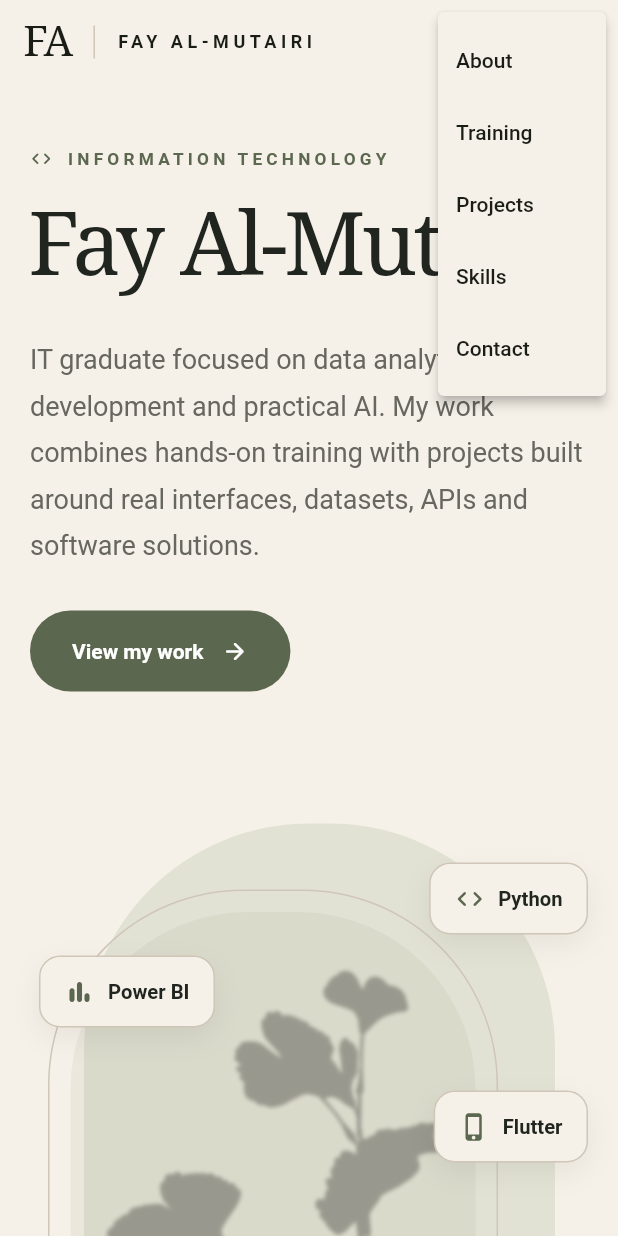
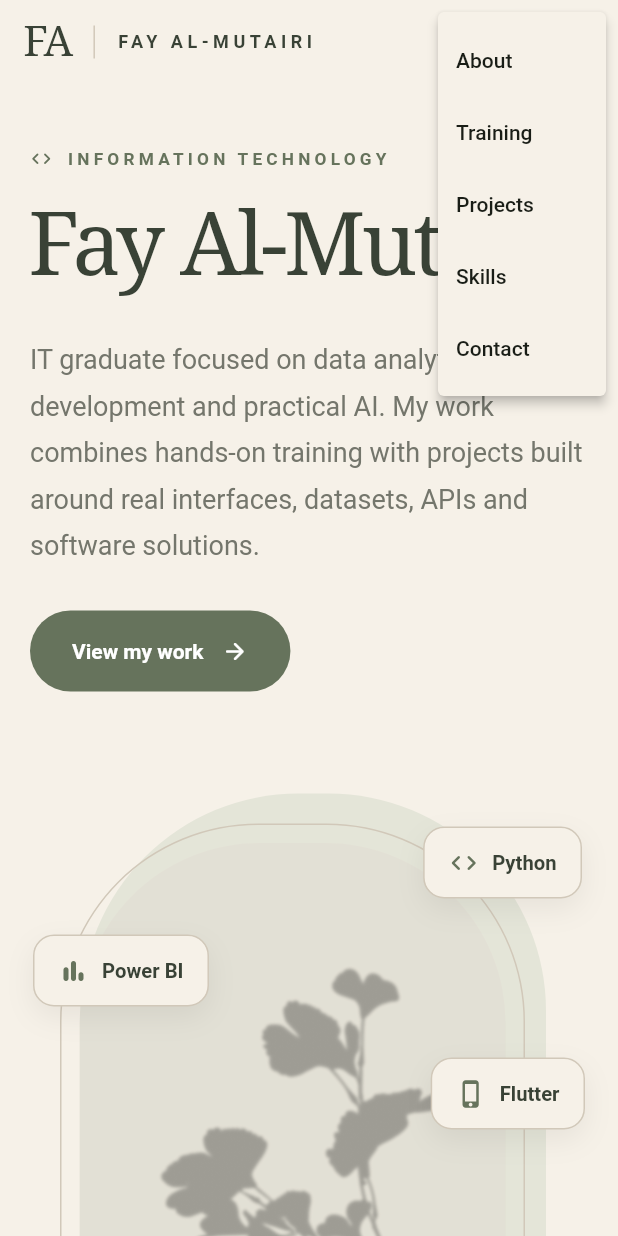
Before and after one commit to FayAL-mtuairi/profile, a Flutter app: the screen it shows after launch, after a tap on the "menu" icon, on a phone screen of 412 x 824 dp. Run offline on Flutter 3.47's test engine with Material 2 defaults, Android fonts, the phone set to English and light mode, and no system bars.

Commit message:
Refine hero composition and editorial scroll details

```diff
--- a/lib/main.dart
+++ b/lib/main.dart
@@ -3,10 +3,10 @@ import 'package:flutter/material.dart';
 void main()=>runApp(const FayPortfolio());
 
 const _cream=Color(0xFFF6F1E8);
-const _ink=Color(0xFF20251F);
-const _olive=Color(0xFF5B674F);
-const _line=Color(0xFFCFC6B8);
-const _muted=Color(0xFF67665F);
+const _ink=Color(0xFF394236);
+const _olive=Color(0xFF66735C);
+const _line=Color(0xFFD1C8B9);
+const _muted=Color(0xFF74766C);
 
 class FayPortfolio extends StatelessWidget{
   const FayPortfolio({super.key});
@@ -82,11 +82,11 @@ class _PortfolioPageState extends State<PortfolioPage>{
             surfaceTintColor:Colors.transparent,
             elevation:0,
             title:const Row(children:[
-              Text('FA',style:TextStyle(fontFamily:'serif',fontSize:28,fontWeight:FontWeight.w500,letterSpacing:-1)),
+              Text('FA',style:TextStyle(fontFamily:'serif',fontSize:28,fontWeight:FontWeight.w500,letterSpacing:-1,color:_ink)),
               SizedBox(width:14),
               SizedBox(height:22,child:VerticalDivider(width:1,thickness:1,color:_line)),
               SizedBox(width:14),
-              Text('FAY AL-MUTAIRI',style:TextStyle(fontWeight:FontWeight.w600,fontSize:12,letterSpacing:3.0)),
+              Text('FAY AL-MUTAIRI',style:TextStyle(fontWeight:FontWeight.w600,fontSize:12,letterSpacing:3.0,color:_ink)),
             ]),
             actions:mobile
                 ? [
@@ -257,23 +257,89 @@ class _HeroState extends State<_Hero>{
   @override Widget build(BuildContext context)=>LayoutBuilder(builder:(context,constraints){
     final mobile=constraints.maxWidth<780;
     final copy=_HeroCopy(onWork:widget.onWork,mobile:mobile);
-    final visual=Transform.translate(offset:Offset(0,-scrollY*.05),child:_HeroVisual(mobile:mobile));
+    final visual=Transform.translate(offset:Offset(0,-scrollY*.045),child:_HeroVisual(mobile:mobile));
+    final core=mobile
+        ? Column(crossAxisAlignment:CrossAxisAlignment.start,children:[copy,const SizedBox(height:34),visual,const SizedBox(height:18),const Align(alignment:Alignment.center,child:_ScrollHint(compact:true))])
+        : Row(crossAxisAlignment:CrossAxisAlignment.center,children:[
+            Expanded(flex:6,child:copy),
+            const SizedBox(width:34),
+            Expanded(flex:5,child:visual),
+          ]);
     return SizedBox(
       width:double.infinity,
-      child:Stack(children:[
-        if(!mobile)...[
-          Positioned(left:0,top:58,bottom:34,child:Container(width:1,color:_line)),
-          Positioned(left:-42,bottom:4,child:Opacity(opacity:.22,child:Icon(Icons.eco_outlined,size:165,color:_olive))),
+      child:Stack(
+        clipBehavior:Clip.none,
+        children:[
+          if(!mobile)...[
+            const Positioned(left:0,top:36,bottom:42,child:_HeroRail()),
+            Positioned(right:0,bottom:4,child:Transform.translate(offset:Offset(0,-scrollY*.025),child:const _ScrollHint())),
+          ],
+          Padding(
+            padding:EdgeInsets.only(left:mobile?0:58,right:mobile?0:54),
+            child:core,
+          ),
         ],
-        Padding(
-          padding:EdgeInsets.only(left:mobile?0:54),
-          child:mobile
-              ? Column(crossAxisAlignment:CrossAxisAlignment.start,children:[copy,const SizedBox(height:36),visual])
-              : Row(crossAxisAlignment:CrossAxisAlignment.center,children:[Expanded(flex:6,child:copy),const SizedBox(width:42),Expanded(flex:5,child:visual)]),
-        ),
-      ]),
+      ),
     );
   });
+}
+
+class _HeroRail extends StatelessWidget{
+  const _HeroRail();
+  @override
+  Widget build(BuildContext context)=>SizedBox(
+    width:44,
+    child:Column(
+      children:[
+        Expanded(
+          child:Stack(
+            alignment:Alignment.bottomCenter,
+            children:[
+              const Positioned.fill(left:21,right:21,child:ColoredBox(color:_line)),
+              Positioned(
+                bottom:22,
+                left:-24,
+                child:Opacity(
+                  opacity:.12,
+                  child:Transform.rotate(angle:-.16,child:const Icon(Icons.local_florist_outlined,size:124,color:_olive)),
+                ),
+              ),
+            ],
+          ),
+        ),
+        const SizedBox(height:16),
+        const Text('01',style:TextStyle(fontSize:11,color:_olive,fontWeight:FontWeight.w600)),
+        const SizedBox(height:7),
+        Container(width:16,height:1,color:_line),
+        const SizedBox(height:7),
+        const Text('04',style:TextStyle(fontSize:11,color:_muted,fontWeight:FontWeight.w600)),
+      ],
+    ),
+  );
+}
+
+class _ScrollHint extends StatelessWidget{
+  final bool compact;
+  const _ScrollHint({this.compact=false});
+  @override
+  Widget build(BuildContext context)=>Column(
+    mainAxisSize:MainAxisSize.min,
+    children:[
+      Container(
+        width:compact?19:22,
+        height:compact?34:40,
+        decoration:BoxDecoration(border:Border.all(color:_olive,width:1.2),borderRadius:BorderRadius.circular(13)),
+        child:Align(
+          alignment:const Alignment(0,-.52),
+          child:Container(width:2,height:7,decoration:BoxDecoration(color:_olive,borderRadius:BorderRadius.circular(2))),
+        ),
+      ),
+      const SizedBox(height:8),
+      Text('Scroll\ndown',textAlign:TextAlign.center,style:TextStyle(fontSize:compact?9.5:10.5,height:1.05,color:_muted,fontWeight:FontWeight.w500)),
+      const SizedBox(height:8),
+      Icon(Icons.arrow_downward_rounded,size:compact?18:20,color:_olive),
+    ],
+  );
 }
 
 class _HeroCopy extends StatelessWidget{
@@ -298,19 +364,68 @@ class _HeroVisual extends StatelessWidget{
   final bool mobile;
   const _HeroVisual({required this.mobile});
   @override Widget build(BuildContext context){
-    final h=mobile?510.0:570.0;
+    final h=mobile?500.0:570.0;
     return SizedBox(
       height:h,
-      child:Stack(clipBehavior:Clip.none,children:[
-        Positioned(left:mobile?36:54,top:mobile?52:42,right:mobile?22:10,bottom:mobile?20:12,child:Container(decoration:BoxDecoration(color:const Color(0xFFE2E2D4),borderRadius:BorderRadius.only(topLeft:Radius.circular(mobile?150:210),topRight:Radius.circular(mobile?150:210))))),
-        Positioned(left:mobile?12:8,top:mobile?96:84,right:mobile?60:44,bottom:mobile?24:18,child:Container(decoration:BoxDecoration(border:Border.all(color:_line),borderRadius:BorderRadius.only(topLeft:Radius.circular(mobile?130:190),topRight:Radius.circular(mobile?130:190))),padding:const EdgeInsets.all(14),child:ClipRRect(borderRadius:BorderRadius.only(topLeft:Radius.circular(mobile?118:178),topRight:Radius.circular(mobile?118:178)),child:ColorFiltered(colorFilter:const ColorFilter.mode(Color(0x22A6A58F),BlendMode.multiply),child:Image.asset('assets/IMG_6645.PNG',fit:BoxFit.cover,alignment:Alignment.topCenter))))),
-        Positioned(left:mobile?6:-4,top:mobile?140:126,child:const _TechFloat(label:'Power BI',icon:Icons.bar_chart_rounded)),
-        Positioned(right:mobile?0:-16,top:mobile?78:62,child:const _TechFloat(label:'Python',icon:Icons.code_rounded)),
-        Positioned(left:mobile?16:8,bottom:mobile?110:118,child:const _TechFloat(label:'SQL',icon:Icons.storage_rounded)),
-        Positioned(right:mobile?0:-30,top:mobile?230:232,child:const _TechFloat(label:'Flutter',icon:Icons.phone_iphone_rounded)),
-        Positioned(right:mobile?4:-4,bottom:mobile?66:76,child:const _TechFloat(label:'Excel',icon:Icons.table_chart_outlined)),
-        Positioned(left:mobile?66:62,bottom:mobile?0:-2,child:const _InsightCard()),
-      ]),
+      child:Stack(
+        clipBehavior:Clip.none,
+        children:[
+          Positioned(
+            left:mobile?34:52,
+            top:mobile?34:28,
+            right:mobile?28:28,
+            bottom:mobile?24:18,
+            child:Container(
+              decoration:BoxDecoration(
+                color:const Color(0xFFE4E5D8),
+                borderRadius:BorderRadius.only(
+                  topLeft:Radius.circular(mobile?145:205),
+                  topRight:Radius.circular(mobile?145:205),
+                ),
+              ),
+            ),
+          ),
+          Positioned(
+            left:mobile?20:28,
+            top:mobile?54:44,
+            right:mobile?42:48,
+            bottom:mobile?30:24,
+            child:Container(
+              decoration:BoxDecoration(
+                border:Border.all(color:_line),
+                borderRadius:BorderRadius.only(
+                  topLeft:Radius.circular(mobile?132:190),
+                  topRight:Radius.circular(mobile?132:190),
+                ),
+              ),
+              padding:const EdgeInsets.all(12),
+              child:ClipRRect(
+                borderRadius:BorderRadius.only(
+                  topLeft:Radius.circular(mobile?120:178),
+                  topRight:Radius.circular(mobile?120:178),
+                ),
+                child:ColoredBox(
+                  color:const Color(0xFFE9E6DC),
+                  child:ColorFiltered(
+                    colorFilter:const ColorFilter.mode(Color(0x159A9A83),BlendMode.multiply),
+                    child:Image.asset(
+                      'assets/IMG_6645.PNG',
+                      fit:BoxFit.contain,
+                      alignment:Alignment.center,
+                    ),
+                  ),
+                ),
+              ),
+            ),
+          ),
+          Positioned(left:mobile?2:0,top:mobile?128:126,child:const _TechFloat(label:'Power BI',icon:Icons.bar_chart_rounded)),
+          Positioned(right:mobile?4:0,top:mobile?56:58,child:const _TechFloat(label:'Python',icon:Icons.code_rounded)),
+          Positioned(left:mobile?12:12,bottom:mobile?104:110,child:const _TechFloat(label:'SQL',icon:Icons.storage_rounded)),
+          Positioned(right:mobile?2:0,top:mobile?210:214,child:const _TechFloat(label:'Flutter',icon:Icons.phone_iphone_rounded)),
+          Positioned(right:mobile?6:10,bottom:mobile?62:70,child:const _TechFloat(label:'Excel',icon:Icons.table_chart_outlined)),
+          Positioned(left:mobile?54:54,bottom:mobile?0:0,child:const _InsightCard()),
+        ],
+      ),
     );
   }
 }
```
